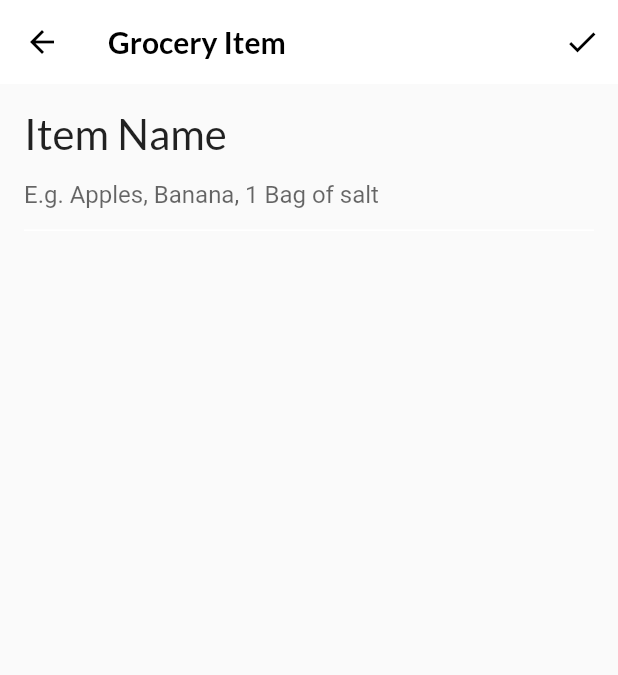
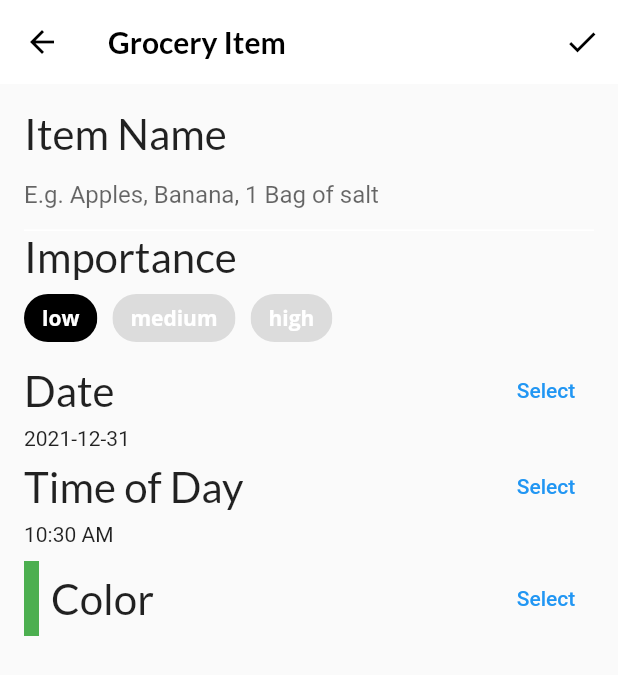
Before and after one commit to MalickArsalan/FlutterApprentice, a Flutter app: the screen it shows after launch, item 3 of the bottom bar chosen, after a tap on the "add" icon, on a phone screen of 412 x 824 dp. Shown: the top 675 px of the screen. Run offline on Flutter 3.47's test engine with Material 2 defaults, Android fonts, the phone set to English and light mode, and no system bars; our stand-ins replace flutter_colorpicker, google_fonts; project files that could hold a hidden picture were left out.

Commit message:
Creating Grocery Items Screen (Continue)

```diff
--- a/06-interactive-widgets/projects/starter/lib/screens/grocery_item_screen.dart
+++ b/06-interactive-widgets/projects/starter/lib/screens/grocery_item_screen.dart
@@ -103,7 +103,7 @@ class _GroceryItemScreenState extends State<GroceryItemScreen> {
       ),
       // 5
       body: Container(
-        padding: const EdgeInsets.all(16),
+        padding: const EdgeInsets.all(16.0),
         child: ListView(
           children: [
             // ignore: todo
@@ -111,12 +111,17 @@ class _GroceryItemScreenState extends State<GroceryItemScreen> {
             buildNameField(),
             // ignore: todo
             // TODO 14: Add Importance selection
+            buildImportanceField(),
             // ignore: todo
             // TODO 15: Add date picker
+            buildDateField(context),
             // ignore: todo
             // TODO 16: Add time picker
+            buildTimeField(context),
             // ignore: todo
             // TODO 17: Add color picker
+            const SizedBox(height: 10.0),
+            buildColorPicker(context),
             // ignore: todo
             // TODO 18: Add slider
             // ignore: todo
@@ -168,17 +173,197 @@ class _GroceryItemScreenState extends State<GroceryItemScreen> {
 
   // ignore: todo
   // TODO: Add buildImportanceField()
-
+  Widget buildImportanceField() {
+    // 1
+    return Column(
+      crossAxisAlignment: CrossAxisAlignment.start,
+      children: [
+        // 2
+        Text(
+          'Importance',
+          style: GoogleFonts.lato(fontSize: 28.0),
+        ),
+        // 3
+        Wrap(
+          spacing: 10.0,
+          children: [
+            // 4
+            ChoiceChip(
+              // 5
+              selectedColor: Colors.black,
+              // 6
+              selected: (_importance == Importance.low),
+              // 7
+              label: const Text(
+                'low',
+                style: TextStyle(color: Colors.white),
+              ),
+              onSelected: (selected) {
+                setState(() => _importance = Importance.low);
+              },
+            ),
+            ChoiceChip(
+              selectedColor: Colors.black,
+              selected: _importance == Importance.medium,
+              label: const Text(
+                'medium',
+                style: TextStyle(color: Colors.white),
+              ),
+              onSelected: (selected) {
+                setState(() => _importance = Importance.medium);
+              },
+            ),
+            ChoiceChip(
+              selectedColor: Colors.black,
+              selected: _importance == Importance.high,
+              label: const Text(
+                'high',
+                style: TextStyle(color: Colors.white),
+              ),
+              onSelected: (selected) {
+                setState(() => _importance = Importance.high);
+              },
+            ),
+          ],
+        ),
+      ],
+    );
+  }
 
   // ignore: todo
   // TODO: ADD buildDateField()
+  Widget buildDateField(BuildContext context) {
+    // 1
+    return Column(
+      crossAxisAlignment: CrossAxisAlignment.start,
+      children: [
+        // 2
+        Row(
+          // 3
+          mainAxisAlignment: MainAxisAlignment.spaceBetween,
+          children: [
+            // 4
+            Text('Date', style: GoogleFonts.lato(fontSize: 28.0)),
+            // 5
+            TextButton(
+              child: const Text('Select'),
+              // 6
+              onPressed: () async {
+                final currentDate = DateTime.now();
+                // 7
+                final selectedDate = await showDatePicker(
+                    context: context,
+                    initialDate: currentDate,
+                    firstDate: currentDate,
+                    lastDate: DateTime(currentDate.year + 5));
+                // 8
+                setState(() {
+                  if (selectedDate != null) {
+                    _dueDate = selectedDate;
+                  }
+                });
+              },
+            ),
+          ],
+        ),
+        // 9
+        Text('${DateFormat('yyyy-MM-dd').format(_dueDate)}'),
+      ],
+    );
+  }
 
   // ignore: todo
   // TODO: Add buildTimeField()
 
+  Widget buildTimeField(BuildContext context) {
+    return Column(
+      crossAxisAlignment: CrossAxisAlignment.start,
+      children: [
+        Row(
+          mainAxisAlignment: MainAxisAlignment.spaceBetween,
+          children: [
+            Text('Time of Day', style: GoogleFonts.lato(fontSize: 28)),
+            TextButton(
+              child: const Text('Select'),
+              onPressed: () async {
+                // 1
+                final timeOfDay = await showTimePicker(
+                  // 2
+                  initialTime: TimeOfDay.now(),
+                  context: context,
+                );
+                setState(() {
+                  if (timeOfDay != null) {
+                    _timeOfDay = timeOfDay;
+                  }
+                });
+              },
+              // 3
+            ),
+          ],
+        ),
+        Text('${_timeOfDay.format(context)}'),
+      ],
+    );
+  }
+
   // ignore: todo
   // TODO: Add buildColorPicker()
+  Widget buildColorPicker(BuildContext context) {
+    // 1
+    return Row(
+      mainAxisAlignment: MainAxisAlignment.spaceBetween,
+      children: [
+        // 2
+        Row(
+          children: [
+            Container(
+              height: 50.0,
+              width: 10.0,
+              color: _currentColor,
+            ),
+            const SizedBox(width: 8.0),
+            Text('Color', style: GoogleFonts.lato(fontSize: 28))
+          ],
+        ),
+        // 3
+        TextButton(
+          child: const Text('Select'),
+          onPressed: () {
+            // 4
+            showDialog(
+              context: context,
+              builder: (context) {
+                // 5
+                return AlertDialog(
+                  content: BlockPicker(
+                    pickerColor: Colors.white,
+                    // 6
+                    onColorChanged: (color) {
+                      setState(() => _currentColor = color);
+                    },
+                  ),
+                  actions: [
+                    // 7
+                    TextButton(
+                      child: const Text('Save'),
+                      onPressed: () {
+                        Navigator.of(context).pop();
+                      },
+                    )
+                  ],
+                );
+              },
+            );
+          },
+        )
+      ],
+    );
+  }
 
   // ignore: todo
   // TODO: Add buildQuantityField()
+  Widget buildQuantityField(BuildContext context) {
+    return Container();
+  }
 }
```
